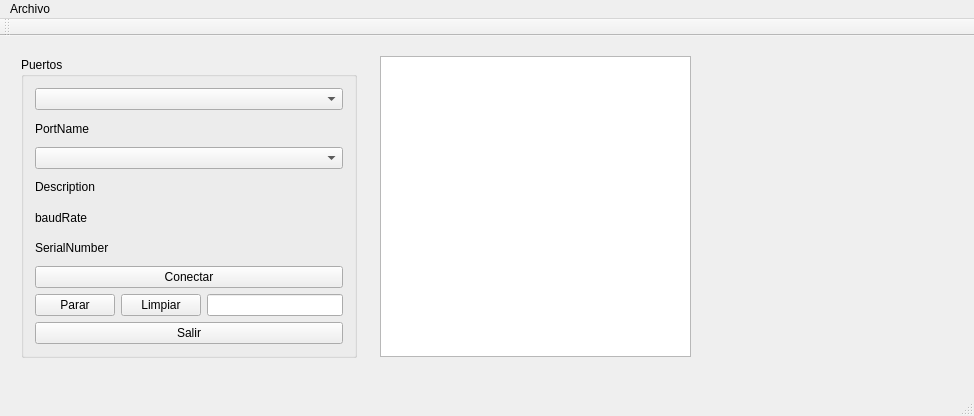
Above: ventana.ui from Yagord/Interfaz-QT-MPU-6050 before the change. Below: the same form after it.
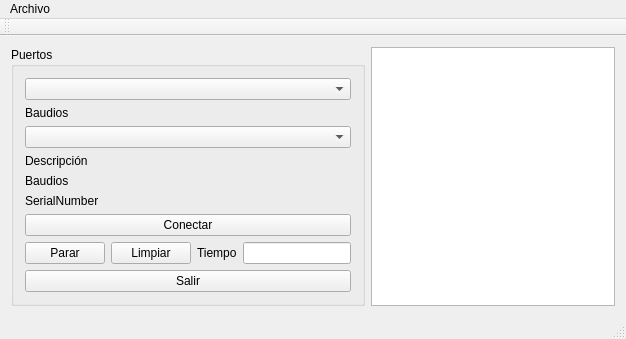
That is the form after the change.

Patch:
```diff
--- a/ventana.ui
+++ b/ventana.ui
@@ -6,48 +6,29 @@
    <rect>
     <x>0</x>
     <y>0</y>
-    <width>974</width>
-    <height>416</height>
+    <width>626</width>
+    <height>322</height>
    </rect>
   </property>
   <property name="windowTitle">
    <string>Ventana</string>
   </property>
   <widget class="QWidget" name="centralWidget">
-   <widget class="QPlainTextEdit" name="plainTextEdit">
-    <property name="geometry">
-     <rect>
-      <x>380</x>
-      <y>20</y>
-      <width>311</width>
-      <height>301</height>
-     </rect>
-    </property>
+   <layout class="QHBoxLayout" name="horizontalLayout_2">
+    <item>
+     <widget class="QGroupBox" name="groupBox">
     <property name="sizePolicy">
      <sizepolicy hsizetype="Fixed" vsizetype="Fixed">
       <horstretch>0</horstretch>
       <verstretch>0</verstretch>
      </sizepolicy>
     </property>
-    <property name="autoFillBackground">
-     <bool>false</bool>
-    </property>
-   </widget>
-   <widget class="QWidget" name="layoutWidget">
-    <property name="geometry">
-     <rect>
-      <x>10</x>
-      <y>10</y>
-      <width>358</width>
-      <height>323</height>
-     </rect>
-    </property>
-    <layout class="QVBoxLayout" name="verticalLayout_2">
-     <item>
-      <widget class="QGroupBox" name="groupBox">
        <property name="title">
         <string>Puertos</string>
        </property>
+      <property name="alignment">
+       <set>Qt::AlignLeading|Qt::AlignLeft|Qt::AlignTop</set>
+      </property>
        <layout class="QVBoxLayout" name="verticalLayout">
         <item>
          <widget class="QComboBox" name="portNameCB"/>
@@ -55,7 +36,7 @@
         <item>
          <widget class="QLabel" name="portNamelabel">
           <property name="text">
-           <string>PortName</string>
+          <string>Baudios</string>
           </property>
          </widget>
         </item>
@@ -65,14 +46,14 @@
         <item>
          <widget class="QLabel" name="description">
           <property name="text">
-           <string>Description</string>
+          <string>Descripción</string>
           </property>
          </widget>
         </item>
         <item>
          <widget class="QLabel" name="baudRate">
           <property name="text">
-           <string>baudRate</string>
+          <string>Baudios</string>
           </property>
          </widget>
         </item>
@@ -106,6 +87,13 @@
             </property>
            </widget>
           </item>
+         <item>
+          <widget class="QLabel" name="labelTiempo">
+           <property name="text">
+            <string>Tiempo</string>
+           </property>
+          </widget>
+         </item>
           <item>
            <widget class="QLineEdit" name="tiempo"/>
           </item>
@@ -121,18 +109,18 @@
        </layout>
       </widget>
      </item>
-    </layout>
-   </widget>
-   <zorder>layoutWidget</zorder>
-   <zorder>plainTextEdit</zorder>
+    <item>
+     <widget class="QPlainTextEdit" name="plainTextEdit"/>
+    </item>
+   </layout>
   </widget>
   <widget class="QMenuBar" name="menuBar">
    <property name="geometry">
     <rect>
      <x>0</x>
      <y>0</y>
-     <width>974</width>
-     <height>28</height>
+     <width>626</width>
+     <height>21</height>
     </rect>
    </property>
    <widget class="QMenu" name="menuArchivo">
```
Lines whose indentation alone changed are shown as unchanged.
